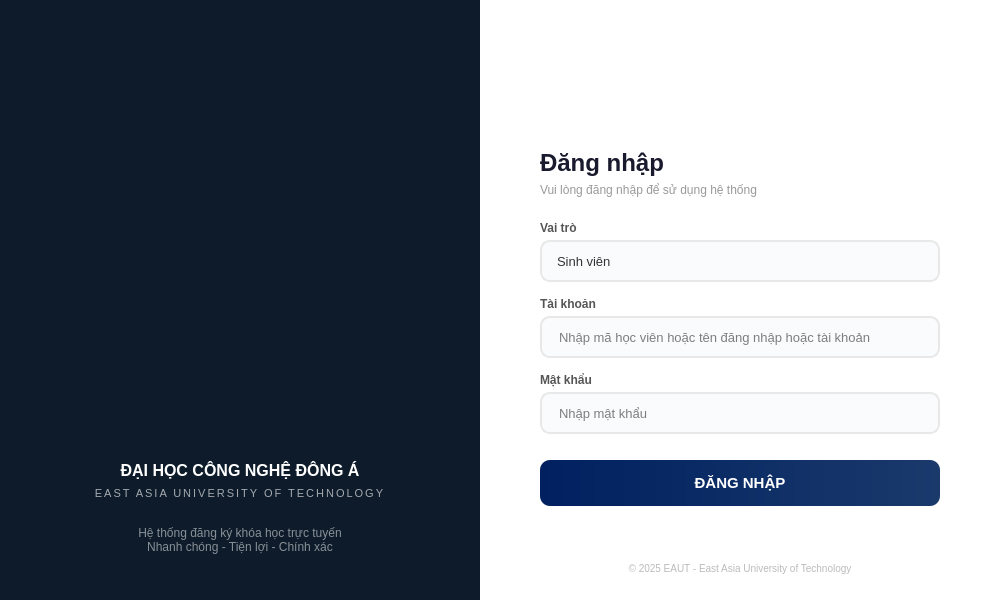
abcxyzawe/BaiTapLonPy, file frontend/ui/login.ui: the form before one commit.
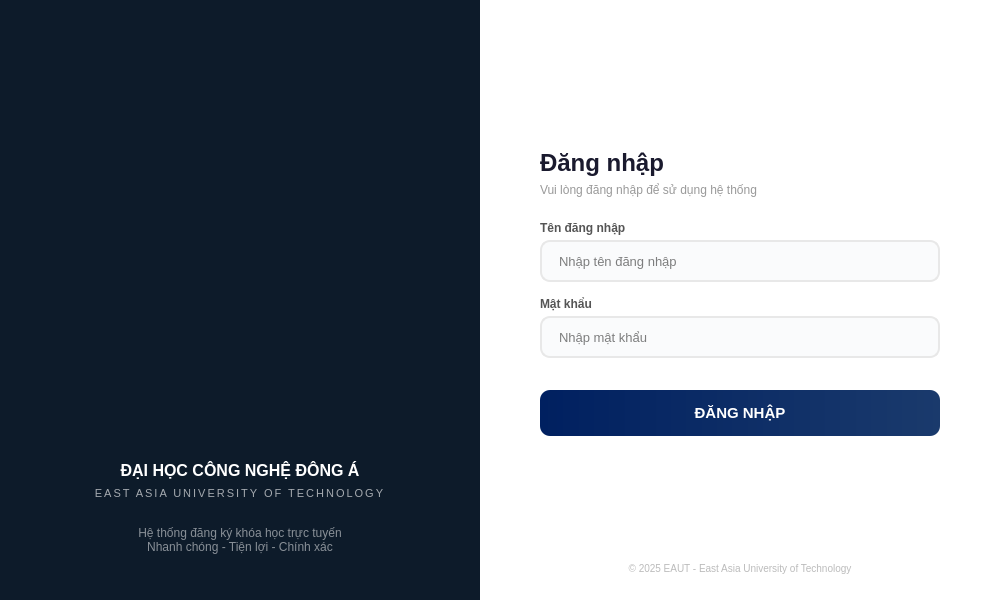
The form after the commit.

Commit message: wire khung CT vao Employee + Student UI

```diff
--- a/frontend/ui/login.ui
+++ b/frontend/ui/login.ui
@@ -172,47 +172,19 @@
     <property name="text"><string>Vui lòng đăng nhập để sử dụng hệ thống</string></property>
    </widget>
 
-   <!-- Vai tro -->
-   <widget class="QLabel" name="lblRole">
-    <property name="geometry">
-     <rect><x>60</x><y>220</y><width>400</width><height>16</height></rect>
-    </property>
-    <property name="styleSheet">
-     <string notr="true">color: #555; font-size: 12px; font-weight: bold; background: transparent;</string>
-    </property>
-    <property name="text"><string>Vai trò</string></property>
-   </widget>
-   <widget class="QComboBox" name="cboRole">
-    <property name="geometry">
-     <rect><x>60</x><y>240</y><width>400</width><height>42</height></rect>
-    </property>
-    <property name="styleSheet">
-     <string notr="true">
-      QComboBox {
-        padding: 10px 15px; border: 2px solid #e8e8e8; border-radius: 10px;
-        font-size: 13px; background: #fafbfc; color: #333;
-      }
-      QComboBox:focus { border-color: #002060; background: #fff; }
-      QComboBox::drop-down { border: none; padding-right: 14px; }
-     </string>
-    </property>
-    <item><property name="text"><string>Sinh viên</string></property></item>
-    <item><property name="text"><string>Quản trị viên</string></property></item>
-   </widget>
-
    <!-- Tai khoan -->
    <widget class="QLabel" name="lblUser">
     <property name="geometry">
-     <rect><x>60</x><y>296</y><width>400</width><height>16</height></rect>
+     <rect><x>60</x><y>220</y><width>400</width><height>16</height></rect>
     </property>
     <property name="styleSheet">
      <string notr="true">color: #555; font-size: 12px; font-weight: bold; background: transparent;</string>
     </property>
-    <property name="text"><string>Tài khoản</string></property>
+    <property name="text"><string>Tên đăng nhập</string></property>
    </widget>
    <widget class="QLineEdit" name="txtUsername">
     <property name="geometry">
-     <rect><x>60</x><y>316</y><width>400</width><height>42</height></rect>
+     <rect><x>60</x><y>240</y><width>400</width><height>42</height></rect>
     </property>
     <property name="styleSheet">
      <string notr="true">
@@ -223,13 +195,13 @@
       QLineEdit:focus { border-color: #002060; background: #fff; }
      </string>
     </property>
-    <property name="placeholderText"><string>Nhập mã học viên hoặc tên đăng nhập hoặc tài khoản</string></property>
+    <property name="placeholderText"><string>Nhập tên đăng nhập</string></property>
    </widget>
 
    <!-- Mat khau -->
    <widget class="QLabel" name="lblPass">
     <property name="geometry">
-     <rect><x>60</x><y>372</y><width>400</width><height>16</height></rect>
+     <rect><x>60</x><y>296</y><width>400</width><height>16</height></rect>
     </property>
     <property name="styleSheet">
      <string notr="true">color: #555; font-size: 12px; font-weight: bold; background: transparent;</string>
@@ -238,7 +210,7 @@
    </widget>
    <widget class="QLineEdit" name="txtPassword">
     <property name="geometry">
-     <rect><x>60</x><y>392</y><width>400</width><height>42</height></rect>
+     <rect><x>60</x><y>316</y><width>400</width><height>42</height></rect>
     </property>
     <property name="styleSheet">
      <string notr="true">
@@ -256,7 +228,7 @@
    <!-- Nut dang nhap -->
    <widget class="QPushButton" name="btnLogin">
     <property name="geometry">
-     <rect><x>60</x><y>460</y><width>400</width><height>46</height></rect>
+     <rect><x>60</x><y>390</y><width>400</width><height>46</height></rect>
     </property>
     <property name="styleSheet">
      <string notr="true">
@@ -278,7 +250,7 @@
    <!-- Thong bao loi -->
    <widget class="QLabel" name="lblError">
     <property name="geometry">
-     <rect><x>60</x><y>515</y><width>400</width><height>18</height></rect>
+     <rect><x>60</x><y>445</y><width>400</width><height>18</height></rect>
     </property>
     <property name="styleSheet">
      <string notr="true">color: #e53935; font-size: 12px; background: transparent;</string>
```
The commit also changes 1 other file.
